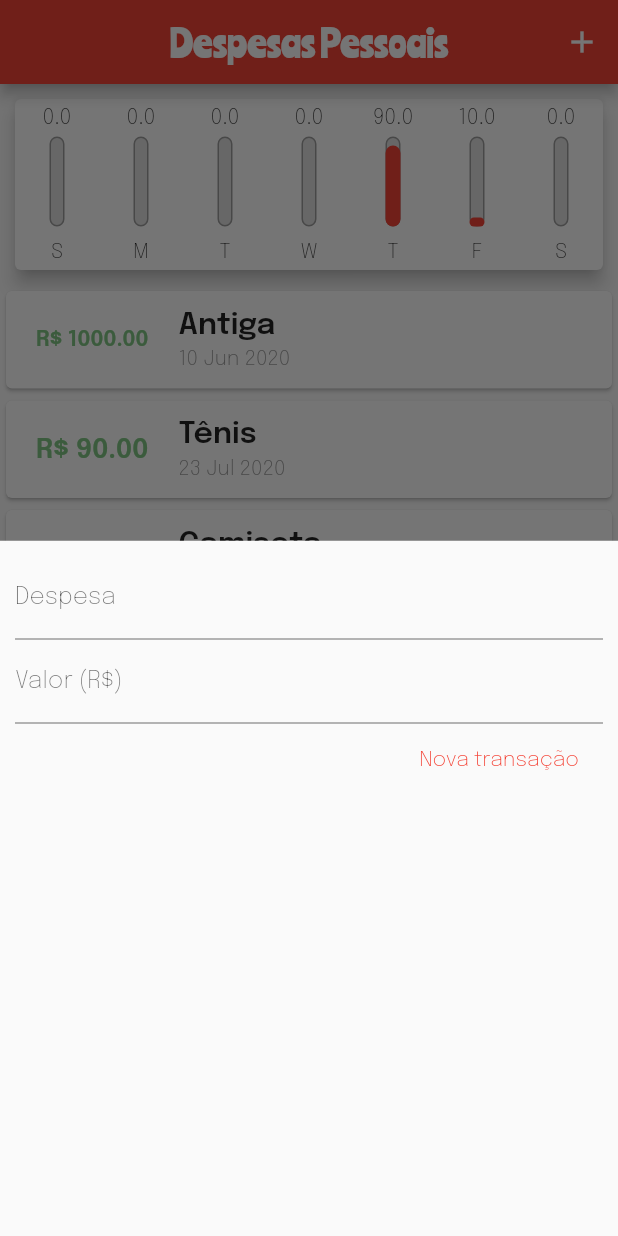
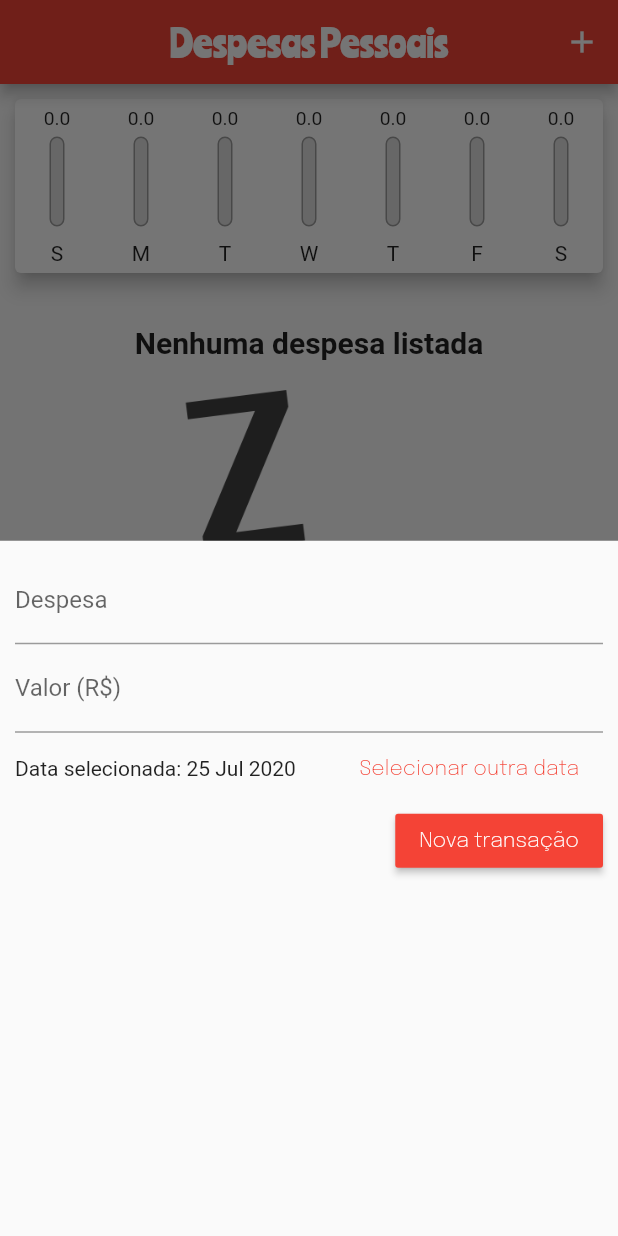
Before and after one commit to kiszewski/ExpensesApp, a Flutter app: the screen it shows after launch, after a tap on the "add" icon, on a phone screen of 412 x 824 dp. Run offline on Flutter 3.47's test engine with Material 2 defaults, Android fonts, the phone set to English and light mode, and no system bars.

Commit message:
ajustes visuais e inserção de data e exclusão

```diff
--- a/lib/components/transaction_form.dart
+++ b/lib/components/transaction_form.dart
@@ -1,7 +1,9 @@
 import 'package:flutter/material.dart';
+import 'package:intl/intl.dart';
 
 class TransactionForm extends StatefulWidget {
-  final void Function({String name, double value}) addTransaction;
+  final void Function({String name, double value, DateTime date})
+      addTransaction;
 
   TransactionForm(this.addTransaction);
 
@@ -11,17 +13,34 @@ class TransactionForm extends StatefulWidget {
 
 class _TransactionFormState extends State<TransactionForm> {
   final titleController = TextEditingController();
-
   final valueController = TextEditingController();
+  DateTime date = DateTime.now();
 
   _submitForm() {
     final title = titleController.text;
     final value = double.tryParse(valueController.text) ?? 0.0;
 
-    if(title.isEmpty || value <= 0) {
+    if (title.isEmpty || value <= 0) {
       return;
     }
-    widget.addTransaction(name: title, value: value);
+    widget.addTransaction(
+      name: title,
+      value: value,
+      date: date,
+    );
+  }
+
+  _changeDate() {
+    showDatePicker(
+            context: context,
+            initialDate: DateTime.now(),
+            firstDate: DateTime.now().subtract(Duration(days: 365 * 5)),
+            lastDate: DateTime.now().add(Duration(days: 90)))
+        .then((value) {
+      if (value != null) {
+        setState(() => date = value);
+      }
+    });
   }
 
   @override
@@ -39,14 +58,32 @@ class _TransactionFormState extends State<TransactionForm> {
           TextField(
             controller: valueController,
             onSubmitted: (_) => _submitForm(),
-            keyboardType: TextInputType.numberWithOptions(decimal: true), //essa função serve p dispositivos iOS
+            keyboardType: TextInputType.numberWithOptions(
+                decimal: true), //essa função serve p dispositivos iOS
             decoration: InputDecoration(labelText: 'Valor (R\$)'),
+          ),
+          Container(
+            child: Row(
+              children: <Widget>[
+                Expanded(
+                    child: Text(
+                        'Data selecionada: ${DateFormat('d MMM y').format(date)}')),
+                FlatButton(
+                  child: Text(
+                    'Selecionar outra data',
+                  ),
+                  onPressed: _changeDate,
+                  textColor: Theme.of(context).primaryColor,
+                ),
+              ],
+            ),
           ),
           Row(
             mainAxisAlignment: MainAxisAlignment.end,
             children: <Widget>[
-              FlatButton(
-                textColor: Theme.of(context).primaryColor,
+              RaisedButton(
+                color: Theme.of(context).primaryColor,
+                textColor: Theme.of(context).textTheme.button.color,
                 child: Text('Nova transação'),
                 onPressed: _submitForm,
               ),
--- a/lib/components/transaction_list.dart
+++ b/lib/components/transaction_list.dart
@@ -5,7 +5,9 @@ import 'package:intl/intl.dart';
 class TransactionList extends StatelessWidget {
   final List<Transaction> transactions;
 
-  TransactionList(this.transactions);
+  final void Function(Transaction tr) _delete;
+
+  TransactionList(this.transactions, this._delete);
 
   @override
   Widget build(BuildContext context) {
@@ -57,7 +59,8 @@ class TransactionList extends StatelessWidget {
                           ),
                         ),
                       ),
-                      Column(
+                      Expanded(
+                        child: Column(
                           crossAxisAlignment: CrossAxisAlignment.start,
                           mainAxisAlignment: MainAxisAlignment.spaceBetween,
                           children: <Widget>[
@@ -72,6 +75,14 @@ class TransactionList extends StatelessWidget {
                             Text(DateFormat('d MMM y').format(tr.date),
                                 style: TextStyle(color: Colors.grey))
                           ],
+                        ),
+                      ),
+                      IconButton(
+                        color: Theme.of(context).primaryColor,
+                        icon: Icon(Icons.delete_outline),
+                        onPressed: () {
+                          _delete(tr);
+                        },
                       )
                     ],
                   ),
--- a/lib/main.dart
+++ b/lib/main.dart
@@ -17,11 +17,15 @@ class ExpensesApp extends StatelessWidget {
         primarySwatch: Colors.red,
         accentColor: Colors.green[300],
         fontFamily: 'Epilogue',
+        textTheme: ThemeData.light().textTheme.copyWith(
+              button: TextStyle(
+                color: Colors.white,
+              ),
+            ),
         appBarTheme: AppBarTheme(
-          textTheme: ThemeData.light().textTheme.copyWith(
-            headline6: TextStyle(fontFamily: 'Ranchers', fontSize: 25)
-          )
-        ),
+            textTheme: ThemeData.light().textTheme.copyWith(
+                  headline6: TextStyle(fontFamily: 'Ranchers', fontSize: 25),
+                )),
       ),
     );
   }
@@ -33,50 +37,35 @@ class MyHomePage extends StatefulWidget {
 }
 
 class _MyHomePageState extends State<MyHomePage> {
-  final List<Transaction> _transactions = [
-    Transaction(
-      id: 1,
-      name: 'Antiga',
-      value: 1000,
-      date: DateTime.now().subtract(Duration(days: 45)),
-    ),
-    Transaction(
-      id: 2,
-      name: 'Tênis',
-      value: 90,
-      date: DateTime.now().subtract(Duration(days: 2)),
-    ),
-    Transaction(
-      id: 3,
-      name: 'Camiseta',
-      value: 10,
-      date: DateTime.now().subtract(Duration(days: 1)),
-    ),
-  ];
+  final List<Transaction> _transactions = [];
 
   List<Transaction> get _recentTransactions {
     return _transactions.where((tr) {
-      return tr.date.isAfter(DateTime.now().subtract(Duration(days: 7)));
+      return tr.date.isAfter(DateTime.now().subtract(Duration(days: 7))) &&
+          tr.date.isBefore(DateTime.now());
     }).toList();
   }
 
   _showTransactionModal(BuildContext context) {
     showModalBottomSheet(
-        context: context, builder: (ctx) => TransactionForm(addTransaction));
+        context: context, builder: (ctx) => TransactionForm(_addTransaction));
   }
 
-  addTransaction({String name, double value}) {
+  _addTransaction({String name, double value, DateTime date}) {
     var transaction = new Transaction(
-        id: _transactions.length + 1,
-        name: name,
-        value: value,
-        date: DateTime.now());
+        id: _transactions.length + 1, name: name, value: value, date: date);
 
     setState(() {
       _transactions.add(transaction);
     });
 
     Navigator.of(context).pop();
+  }
+
+  _delete(Transaction tr) {
+    setState(() {
+      _transactions.remove(tr);
+    });
   }
 
   @override
@@ -87,7 +76,8 @@ class _MyHomePageState extends State<MyHomePage> {
         centerTitle: true,
         actions: <Widget>[
           IconButton(
-              icon: Icon(Icons.add), onPressed: () => _showTransactionModal(context))
+              icon: Icon(Icons.add),
+              onPressed: () => _showTransactionModal(context))
         ],
       ),
       body: SingleChildScrollView(
@@ -96,13 +86,16 @@ class _MyHomePageState extends State<MyHomePage> {
           mainAxisAlignment: MainAxisAlignment.start,
           children: <Widget>[
             Chart(recentTransactions: _recentTransactions),
-            TransactionList(_transactions),
+            TransactionList(_transactions, _delete),
           ],
         ),
       ),
       floatingActionButton: FloatingActionButton(
-        child: Icon(Icons.add, color: Colors.white,),
-        onPressed: () => _showTransactionModal(context)),
+          child: Icon(
+            Icons.add,
+            color: Colors.white,
+          ),
+          onPressed: () => _showTransactionModal(context)),
     );
   }
 }
```
Also changed, not shown: lib/components/test.dart (deleted). Lines whose indentation alone changed are shown as unchanged.
